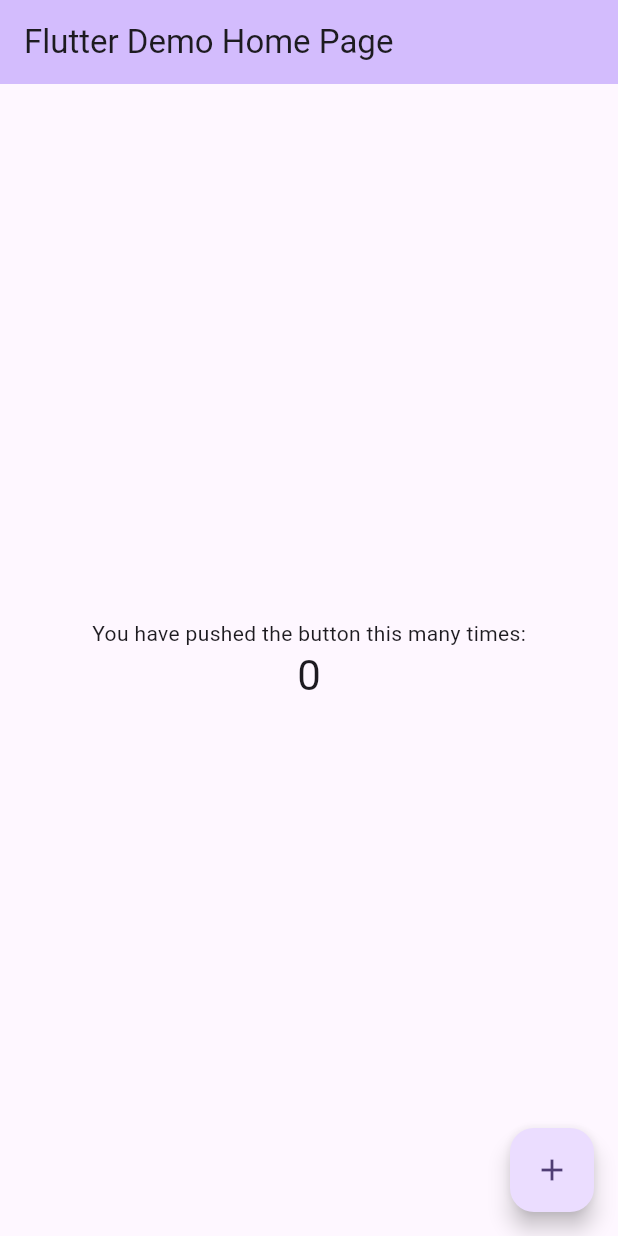
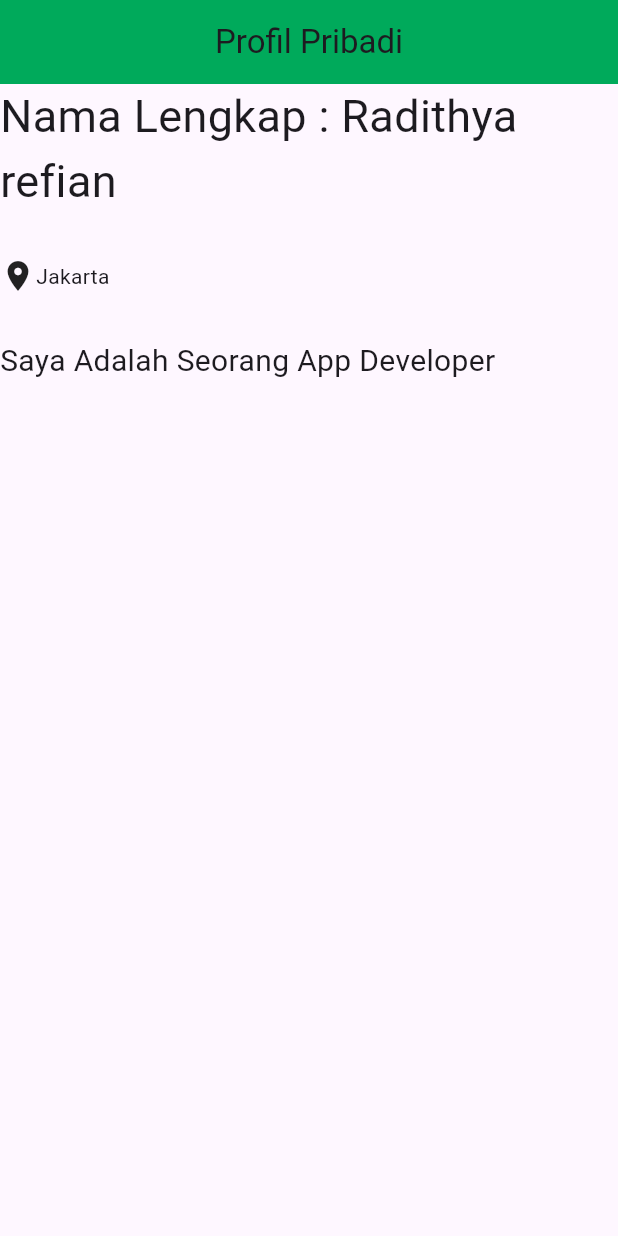
Before and after one commit to radithyarefian/flutter_ppkd, a Flutter app: the screen it shows after launch, on a phone screen of 412 x 824 dp. Run offline on Flutter 3.47's test engine with Material 3 defaults, Android fonts, the phone set to English and light mode, and no system bars.

Commit message:
new "Tugas1 Flutter"

```diff
--- /dev/null
+++ b/lib/day_5/scaffold.dart
@@ -0,0 +1,19 @@
+import 'package:flutter/material.dart';
+
+class ScaffoldDay5 extends StatelessWidget {
+  const ScaffoldDay5({super.key});
+
+  @override
+  Widget build(BuildContext context) {
+    return Scaffold(
+      appBar: AppBar(
+        backgroundColor: Color(0xff00AA5B),
+        title: Text("PPKD Batch 5"),
+        centerTitle: true,
+        ),
+
+      body: Text("halo"),
+      backgroundColor: Color(0xff1F3A5F),
+    );
+  }
+}
--- a/lib/main.dart
+++ b/lib/main.dart
@@ -1,4 +1,5 @@
 import 'package:flutter/material.dart';
+import 'package:flutter_ppkd/tugas/tugas_1.dart';
 
 void main() {
   runApp(const MyApp());
@@ -11,6 +12,7 @@ class MyApp extends StatelessWidget {
   @override
   Widget build(BuildContext context) {
     return MaterialApp(
+      debugShowCheckedModeBanner: false,
       title: 'Flutter Demo',
       theme: ThemeData(
         // This is the theme of your application.
@@ -30,93 +32,7 @@ class MyApp extends StatelessWidget {
         // tested with just a hot reload.
         colorScheme: .fromSeed(seedColor: Colors.deepPurple),
       ),
-      home: const MyHomePage(title: 'Flutter Demo Home Page'),
+      home: Tugas1 (),
     );
   }
 }
-
-class MyHomePage extends StatefulWidget {
-  const MyHomePage({super.key, required this.title});
-
-  // This widget is the home page of your application. It is stateful, meaning
-  // that it has a State object (defined below) that contains fields that affect
-  // how it looks.
-
-  // This class is the configuration for the state. It holds the values (in this
-  // case the title) provided by the parent (in this case the App widget) and
-  // used by the build method of the State. Fields in a Widget subclass are
-  // always marked "final".
-
-  final String title;
-
-  @override
-  State<MyHomePage> createState() => _MyHomePageState();
-}
-
-class _MyHomePageState extends State<MyHomePage> {
-  int _counter = 0;
-
-  void _incrementCounter() {
-    setState(() {
-      // This call to setState tells the Flutter framework that something has
-      // changed in this State, which causes it to rerun the build method below
-      // so that the display can reflect the updated values. If we changed
-      // _counter without calling setState(), then the build method would not be
-      // called again, and so nothing would appear to happen.
-      _counter++;
-    });
-  }
-
-  @override
-  Widget build(BuildContext context) {
-    // This method is rerun every time setState is called, for instance as done
-    // by the _incrementCounter method above.
-    //
-    // The Flutter framework has been optimized to make rerunning build methods
-    // fast, so that you can just rebuild anything that needs updating rather
-    // than having to individually change instances of widgets.
-    return Scaffold(
-      appBar: AppBar(
-        // TRY THIS: Try changing the color here to a specific color (to
-        // Colors.amber, perhaps?) and trigger a hot reload to see the AppBar
-        // change color while the other colors stay the same.
-        backgroundColor: Theme.of(context).colorScheme.inversePrimary,
-        // Here we take the value from the MyHomePage object that was created by
-        // the App.build method, and use it to set our appbar title.
-        title: Text(widget.title),
-      ),
-      body: Center(
-        // Center is a layout widget. It takes a single child and positions it
-        // in the middle of the parent.
-        child: Column(
-          // Column is also a layout widget. It takes a list of children and
-          // arranges them vertically. By default, it sizes itself to fit its
-          // children horizontally, and tries to be as tall as its parent.
-          //
-          // Column has various properties to control how it sizes itself and
-          // how it positions its children. Here we use mainAxisAlignment to
-          // center the children vertically; the main axis here is the vertical
-          // axis because Columns are vertical (the cross axis would be
-          // horizontal).
-          //
-          // TRY THIS: Invoke "debug painting" (choose the "Toggle Debug Paint"
-          // action in the IDE, or press "p" in the console), to see the
-          // wireframe for each widget.
-          mainAxisAlignment: .center,
-          children: [
-            const Text('You have pushed the button this many times:'),
-            Text(
-              '$_counter',
-              style: Theme.of(context).textTheme.headlineMedium,
-            ),
-          ],
-        ),
-      ),
-      floatingActionButton: FloatingActionButton(
-        onPressed: _incrementCounter,
-        tooltip: 'Increment',
-        child: const Icon(Icons.add),
-      ),
-    );
-  }
-}
--- /dev/null
+++ b/lib/tugas/tugas_1.dart
@@ -0,0 +1,32 @@
+import 'package:flutter/material.dart';
+
+class Tugas1 extends StatelessWidget {
+  const Tugas1({super.key});
+
+  @override
+  Widget build(BuildContext context) {
+    return Scaffold(
+      appBar: AppBar(
+      title: Text("Profil Pribadi"),
+      backgroundColor: Color(0xff00AA5B),
+      centerTitle: true,
+      ),
+      body:
+      Column(
+        crossAxisAlignment: CrossAxisAlignment.start,
+        spacing: 30,
+        children: [
+          Text("Nama Lengkap : Radithya refian", style: TextStyle(fontSize: 30),),
+        Row(
+          children: [
+            Icon(Icons.location_on),
+            Text("Jakarta"),
+          ]
+        ),
+        Text("Saya Adalah Seorang App Developer", style: TextStyle(fontSize: 20),),
+        ],
+      ),
+
+    );
+  }
+}
```
